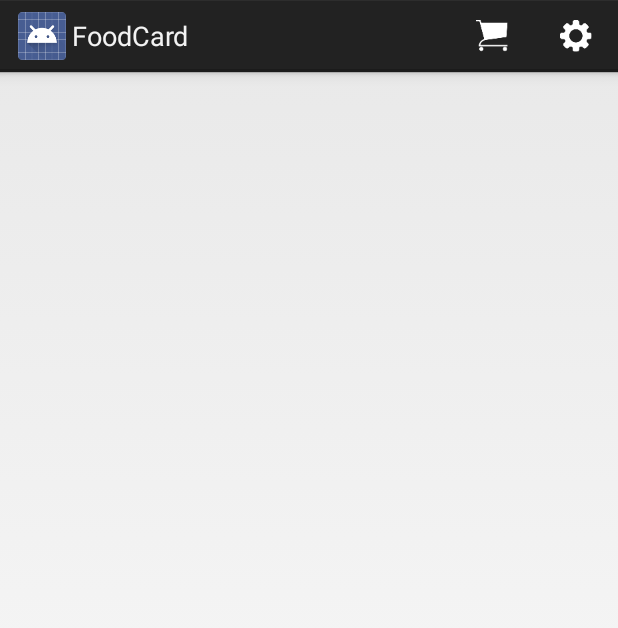
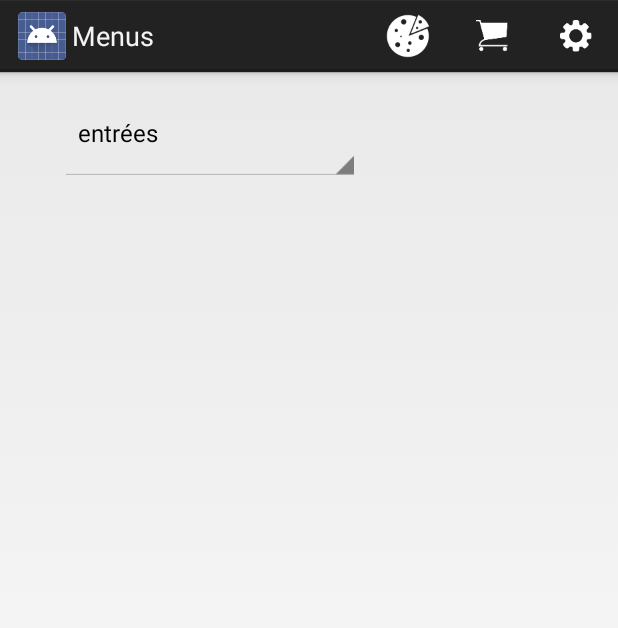
Before and after one commit to Tim-Tac/Foodlidays, an Android app: the FoodCard screen opened directly, with no data from a screen before it, on a phone screen of 412 x 824 dp. Shown: the top 628 px of the screen. Run offline under Robolectric (Android 15) with nearby library versions, the phone set to English and light mode, and no system bars.

Commit message:
création des autres activités et de la barre d'action

```diff
--- a/app/src/main/java/com/innervision/timtac/foodlidays/FoodCard.java
+++ b/app/src/main/java/com/innervision/timtac/foodlidays/FoodCard.java
@@ -6,25 +6,40 @@ import android.os.Bundle;
 import android.view.Menu;
 import android.view.MenuInflater;
 import android.view.MenuItem;
+import android.view.View;
+import android.widget.AdapterView;
+import android.widget.ArrayAdapter;
+import android.widget.Spinner;
 import android.widget.Toast;
+import java.util.ArrayList;
 
-
-public class FoodCard extends Activity {
+public class FoodCard extends Activity implements AdapterView.OnItemSelectedListener {
     private String email;
     private String number;
 
     @Override
     protected void onCreate(Bundle savedInstanceState) {
+
         super.onCreate(savedInstanceState);
         setContentView(R.layout.activity_food_card);
+
+        Spinner spinner = (Spinner)findViewById(R.id.spinner);
+        spinner.setOnItemSelectedListener(this);
 
         Intent intent = getIntent();
         email = intent.getStringExtra("email");
         number = intent.getStringExtra("number");
 
-        Toast.makeText(getApplicationContext(),"identifiant : " + number + " email : " + email,Toast.LENGTH_LONG).show();
+        ArrayList<String> types = new ArrayList<>();
+        types.add("entrées");
+        types.add("plats");
+        types.add("desserts");
+        types.add("formages");
+
+        ArrayAdapter<String> adapter = new ArrayAdapter<String>(this,android.R.layout.simple_spinner_dropdown_item,types);
+        adapter.setDropDownViewResource(android.R.layout.simple_spinner_dropdown_item);
+        spinner.setAdapter(adapter);
     }
-
 
     @Override
     public boolean onCreateOptionsMenu(Menu menu) {
@@ -37,12 +52,26 @@ public class FoodCard extends Activity {
     public boolean onOptionsItemSelected(MenuItem item) {
         switch (item.getItemId()) {
             case R.id.settings:
-                Toast.makeText(getApplicationContext(),"Paramètres", Toast.LENGTH_SHORT).show();
+                Intent intent = new Intent(FoodCard.this, Settings.class);
+                startActivity(intent);
                 return true;
             case R.id.panier:
-                Toast.makeText(getApplicationContext(),"Votre panier", Toast.LENGTH_SHORT).show();
+                Intent intent2 = new Intent(FoodCard.this, Card.class);
+                startActivity(intent2);
+                return true;
             default:
                 return super.onOptionsItemSelected(item);
         }
     }
+
+    @Override
+    public void onItemSelected(AdapterView<?> parent, View view, int pos, long id) {
+
+        String item = parent.getItemAtPosition(pos).toString();
+        Toast.makeText(getApplicationContext(),"sélectionné : " + item,Toast.LENGTH_SHORT).show();
+    }
+
+    public void onNothingSelected(AdapterView<?> parent) {
+        // Another interface callback
+    }
 }
--- a/app/src/main/res/layout/activity_food_card.xml
+++ b/app/src/main/res/layout/activity_food_card.xml
@@ -3,8 +3,15 @@
     xmlns:tools="http://schemas.android.com/tools"
     android:layout_width="match_parent"
     android:layout_height="match_parent"
-    android:paddingLeft="@dimen/activity_horizontal_margin"
     tools:context="com.innervision.timtac.foodlidays.FoodCard">
 
 
+    <Spinner
+        android:layout_marginLeft="40dp"
+        android:layout_width="200dp"
+        android:layout_height="wrap_content"
+        android:id="@+id/spinner"
+        android:layout_marginTop="10dp" />
+
+
 </RelativeLayout>
--- a/app/src/main/res/layout/activity_main.xml
+++ b/app/src/main/res/layout/activity_main.xml
@@ -47,6 +47,7 @@
         android:layout_marginTop="60dp"
         android:textColor="#FFFFFF"
         android:background="#777777"
+        android:textColorHighlight="#FF1111"
         android:paddingLeft="60dp"
         android:paddingRight="60dp"
         android:alpha="0.8"
@@ -74,5 +75,4 @@
         android:alpha="0.8"
         android:layout_gravity="center_horizontal" />
 
-
 </LinearLayout>
--- /dev/null
+++ b/app/src/main/res/menu/menu_card.xml
@@ -0,0 +1,6 @@
+<menu xmlns:android="http://schemas.android.com/apk/res/android"
+    xmlns:tools="http://schemas.android.com/tools"
+    tools:context="com.innervision.timtac.foodlidays.Card">
+    <item android:id="@+id/action_settings" android:title="@string/action_settings"
+        android:orderInCategory="100" android:showAsAction="never" />
+</menu>
--- a/app/src/main/res/menu/menu_main.xml
+++ b/app/src/main/res/menu/menu_main.xml
@@ -4,11 +4,18 @@
     tools:context=".MainActivity">
 
     <item
+        android:id="@+id/pizza"
+        android:title="pizza"
+        android:orderInCategory="100"
+        android:icon="@drawable/pizza"
+        android:showAsAction="ifRoom" />
+
+    <item
         android:id="@+id/panier"
         android:title="panier"
         android:orderInCategory="100"
         android:icon="@drawable/panier"
-        android:showAsAction="ifRoom|withText" />
+        android:showAsAction="ifRoom" />
 
     <item
         android:id="@+id/settings"
--- /dev/null
+++ b/app/src/main/res/menu/menu_settings.xml
@@ -0,0 +1,6 @@
+<menu xmlns:android="http://schemas.android.com/apk/res/android"
+    xmlns:tools="http://schemas.android.com/tools"
+    tools:context="com.innervision.timtac.foodlidays.Settings">
+    <item android:id="@+id/action_settings" android:title="@string/action_settings"
+        android:orderInCategory="100" android:showAsAction="never" />
+</menu>
--- a/app/src/main/res/values/strings.xml
+++ b/app/src/main/res/values/strings.xml
@@ -5,5 +5,7 @@
     <string name="hello_world">Hello world!</string>
     <string name="action_settings">Settings</string>
     <string name="title_activity_food_card">FoodCard</string>
+    <string name="title_activity_settings">Settings</string>
+    <string name="title_activity_card">Card</string>
 
 </resources>
```
Also changed, not shown: app/src/main/AndroidManifest.xml (+9 -1 lines), app/src/main/java/com/innervision/timtac/foodlidays/Card.java (added, +42 -0 lines), app/src/main/java/com/innervision/timtac/foodlidays/MainActivity.java (+19 -0 lines), app/src/main/java/com/innervision/timtac/foodlidays/Settings.java (added, +42 -0 lines), app/src/main/res/layout/activity_card.xml (added, +13 -0 lines), app/src/main/res/layout/activity_settings.xml (added, +19 -0 lines), app/src/main/pizza-web.png (added), app/src/main/res/drawable-hdpi/pizza.png (added), app/src/main/res/drawable-mdpi/pizza.png (added), app/src/main/res/drawable-xhdpi/pizza.png (added), app/src/main/res/drawable-xxhdpi/pizza.png (added).
